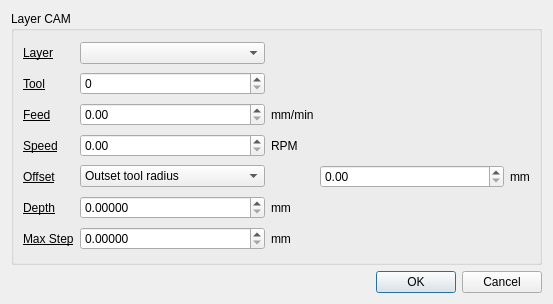
First picture: the form in qt/cam_layer_dialog.ui, repository CauldronDevelopmentLLC/CAMotics, before the edit.
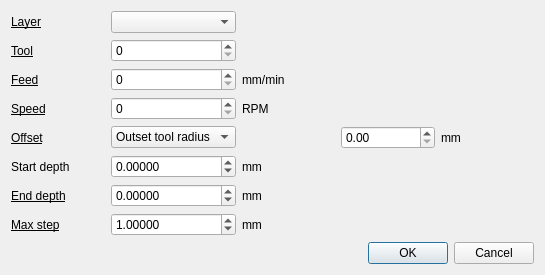
Second picture: the form after the edit.

Patch:
```diff
--- a/qt/cam_layer_dialog.ui
+++ b/qt/cam_layer_dialog.ui
@@ -6,53 +6,31 @@
    <rect>
     <x>0</x>
     <y>0</y>
-    <width>553</width>
-    <height>304</height>
+    <width>545</width>
+    <height>263</height>
    </rect>
   </property>
   <property name="windowTitle">
-   <string>Dialog</string>
-  </property>
-  <layout class="QVBoxLayout" name="verticalLayout">
-   <item>
-    <widget class="QGroupBox" name="groupBox">
-     <property name="title">
       <string>Layer CAM</string>
      </property>
-     <property name="flat">
-      <bool>false</bool>
-     </property>
-     <layout class="QGridLayout" name="gridLayout" columnstretch="0,1,0,1,0">
-      <item row="0" column="0">
-       <widget class="QLabel" name="label_7">
+  <layout class="QVBoxLayout" name="verticalLayout">
+   <item>
+    <layout class="QGridLayout" name="gridLayout" columnstretch="0,0,0,0,0">
+     <item row="7" column="0">
+      <widget class="QLabel" name="label_5">
         <property name="font">
          <font>
           <underline>true</underline>
          </font>
         </property>
         <property name="text">
-         <string>Layer</string>
+        <string>Max step</string>
         </property>
        </widget>
       </item>
       <item row="0" column="1">
        <widget class="QComboBox" name="layerComboBox"/>
       </item>
-      <item row="1" column="0">
-       <widget class="QLabel" name="label">
-        <property name="font">
-         <font>
-          <underline>true</underline>
-         </font>
-        </property>
-        <property name="text">
-         <string>Tool</string>
-        </property>
-       </widget>
-      </item>
-      <item row="1" column="1">
-       <widget class="QSpinBox" name="toolSpinBox"/>
-      </item>
       <item row="2" column="0">
        <widget class="QLabel" name="label_2">
         <property name="font">
@@ -65,11 +43,23 @@
         </property>
        </widget>
       </item>
-      <item row="2" column="1">
-       <widget class="QDoubleSpinBox" name="feedDoubleSpinBox">
+     <item row="4" column="3">
+      <widget class="QDoubleSpinBox" name="offsetDoubleSpinBox"/>
+     </item>
+     <item row="7" column="1">
+      <widget class="QDoubleSpinBox" name="stepDoubleSpinBox">
+       <property name="decimals">
+        <number>5</number>
+       </property>
+       <property name="minimum">
+        <double>0.000010000000000</double>
+       </property>
         <property name="maximum">
          <double>1000000.000000000000000</double>
         </property>
+       <property name="value">
+        <double>1.000000000000000</double>
+       </property>
        </widget>
       </item>
       <item row="2" column="2">
@@ -79,6 +69,13 @@
         </property>
        </widget>
       </item>
+     <item row="6" column="2">
+      <widget class="QLabel" name="endDepthUnitsLabel">
+       <property name="text">
+        <string>mm</string>
+       </property>
+      </widget>
+     </item>
       <item row="3" column="0">
        <widget class="QLabel" name="label_3">
         <property name="font">
@@ -91,13 +88,6 @@
         </property>
        </widget>
       </item>
-      <item row="3" column="1">
-       <widget class="QDoubleSpinBox" name="speedDoubleSpinBox">
-        <property name="maximum">
-         <double>1000000.000000000000000</double>
-        </property>
-       </widget>
-      </item>
       <item row="3" column="2">
        <widget class="QLabel" name="speedUnitslabel">
         <property name="text">
@@ -117,6 +107,105 @@
         </property>
        </widget>
       </item>
+     <item row="4" column="4">
+      <widget class="QLabel" name="offsetUnitsLabel">
+       <property name="text">
+        <string>mm</string>
+       </property>
+      </widget>
+     </item>
+     <item row="6" column="0">
+      <widget class="QLabel" name="label_6">
+       <property name="font">
+        <font>
+         <underline>true</underline>
+        </font>
+       </property>
+       <property name="text">
+        <string>End depth</string>
+       </property>
+      </widget>
+     </item>
+     <item row="6" column="1">
+      <widget class="QDoubleSpinBox" name="endDepthDoubleSpinBox">
+       <property name="decimals">
+        <number>5</number>
+       </property>
+       <property name="minimum">
+        <double>-1000000.000000000000000</double>
+       </property>
+       <property name="maximum">
+        <double>1000000.000000000000000</double>
+       </property>
+      </widget>
+     </item>
+     <item row="5" column="2">
+      <widget class="QLabel" name="startDepthUnitsLabel">
+       <property name="text">
+        <string>mm</string>
+       </property>
+      </widget>
+     </item>
+     <item row="1" column="1">
+      <widget class="QSpinBox" name="toolSpinBox"/>
+     </item>
+     <item row="0" column="0">
+      <widget class="QLabel" name="label_7">
+       <property name="font">
+        <font>
+         <underline>true</underline>
+        </font>
+       </property>
+       <property name="text">
+        <string>Layer</string>
+       </property>
+      </widget>
+     </item>
+     <item row="1" column="0">
+      <widget class="QLabel" name="label">
+       <property name="font">
+        <font>
+         <underline>true</underline>
+        </font>
+       </property>
+       <property name="text">
+        <string>Tool</string>
+       </property>
+      </widget>
+     </item>
+     <item row="3" column="1">
+      <widget class="QSpinBox" name="speedSpinBox"/>
+     </item>
+     <item row="5" column="1">
+      <widget class="QDoubleSpinBox" name="startDepthDoubleSpinBox">
+       <property name="decimals">
+        <number>5</number>
+       </property>
+       <property name="minimum">
+        <double>-1000000.000000000000000</double>
+       </property>
+       <property name="maximum">
+        <double>1000000.000000000000000</double>
+       </property>
+      </widget>
+     </item>
+     <item row="7" column="2">
+      <widget class="QLabel" name="stepUnitsLabel">
+       <property name="text">
+        <string>mm</string>
+       </property>
+      </widget>
+     </item>
+     <item row="2" column="1">
+      <widget class="QSpinBox" name="feedSpinBox"/>
+     </item>
+     <item row="5" column="0">
+      <widget class="QLabel" name="label_9">
+       <property name="text">
+        <string>Start depth</string>
+       </property>
+      </widget>
+     </item>
       <item row="4" column="1">
        <widget class="QComboBox" name="offsetComboBox">
         <item>
@@ -141,76 +230,7 @@
         </item>
        </widget>
       </item>
-      <item row="4" column="3">
-       <widget class="QDoubleSpinBox" name="offsetDoubleSpinBox"/>
-      </item>
-      <item row="4" column="4">
-       <widget class="QLabel" name="offsetUnitsLabel">
-        <property name="text">
-         <string>mm</string>
-        </property>
-       </widget>
-      </item>
-      <item row="5" column="0">
-       <widget class="QLabel" name="label_6">
-        <property name="font">
-         <font>
-          <underline>true</underline>
-         </font>
-        </property>
-        <property name="text">
-         <string>Depth</string>
-        </property>
-       </widget>
-      </item>
-      <item row="5" column="1">
-       <widget class="QDoubleSpinBox" name="depthDoubleSpinBox">
-        <property name="decimals">
-         <number>5</number>
-        </property>
-        <property name="maximum">
-         <double>1000000.000000000000000</double>
-        </property>
-       </widget>
-      </item>
-      <item row="5" column="2">
-       <widget class="QLabel" name="depthUnitsLabel">
-        <property name="text">
-         <string>mm</string>
-        </property>
-       </widget>
-      </item>
-      <item row="6" column="0">
-       <widget class="QLabel" name="label_5">
-        <property name="font">
-         <font>
-          <underline>true</underline>
-         </font>
-        </property>
-        <property name="text">
-         <string>Max Step</string>
-        </property>
-       </widget>
-      </item>
-      <item row="6" column="1">
-       <widget class="QDoubleSpinBox" name="stepDoubleSpinBox">
-        <property name="decimals">
-         <number>5</number>
-        </property>
-        <property name="maximum">
-         <double>1000000.000000000000000</double>
-        </property>
-       </widget>
-      </item>
-      <item row="6" column="2">
-       <widget class="QLabel" name="stepUnitsLabel">
-        <property name="text">
-         <string>mm</string>
-        </property>
-       </widget>
-      </item>
-     </layout>
-    </widget>
+    </layout>
    </item>
    <item>
     <widget class="QDialogButtonBox" name="buttonBox">
```
Lines whose indentation alone changed are shown as unchanged.
